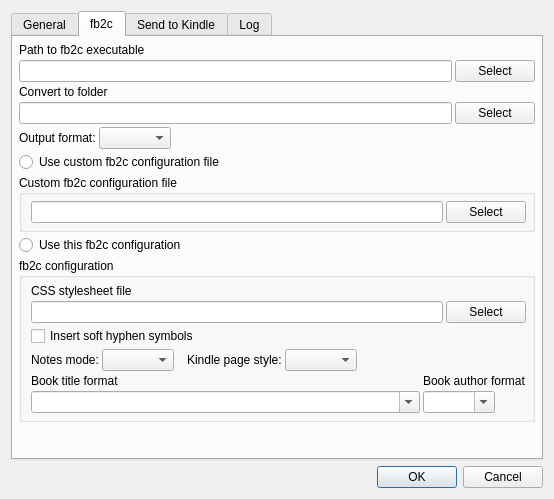
Qt form src/main/designer/preferencesdialog.ui (dnkorpushov/libro) before a commit.
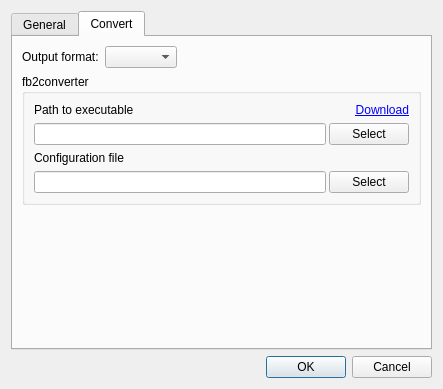
The same form after that commit. The open tabs and pages were chosen to show the change.

```diff
--- a/src/main/designer/preferencesdialog.ui
+++ b/src/main/designer/preferencesdialog.ui
@@ -6,15 +6,25 @@
    <rect>
     <x>0</x>
     <y>0</y>
-    <width>554</width>
-    <height>499</height>
+    <width>443</width>
+    <height>383</height>
    </rect>
   </property>
   <property name="windowTitle">
    <string>Preferences</string>
   </property>
   <layout class="QGridLayout" name="gridLayout_6">
-   <item row="0" column="0">
+   <item row="2" column="0">
+    <widget class="QDialogButtonBox" name="buttonBox">
+     <property name="orientation">
+      <enum>Qt::Horizontal</enum>
+     </property>
+     <property name="standardButtons">
+      <set>QDialogButtonBox::Cancel|QDialogButtonBox::Ok</set>
+     </property>
+    </widget>
+   </item>
+   <item row="1" column="0">
     <widget class="QTabWidget" name="tabWidget">
      <property name="currentIndex">
       <number>0</number>
@@ -24,6 +34,29 @@
        <string>General</string>
       </attribute>
       <layout class="QVBoxLayout" name="verticalLayout">
+       <item>
+        <widget class="QGroupBox" name="groupBox">
+         <property name="title">
+          <string>Reader device mountpoint</string>
+         </property>
+         <layout class="QVBoxLayout" name="verticalLayout_4">
+          <item>
+           <layout class="QHBoxLayout" name="horizontalLayout_7">
+            <item>
+             <widget class="QLineEdit" name="deviceMountpointEdit"/>
+            </item>
+            <item>
+             <widget class="QPushButton" name="deviceMountpointSelectButton">
+              <property name="text">
+               <string>Select</string>
+              </property>
+             </widget>
+            </item>
+           </layout>
+          </item>
+         </layout>
+        </widget>
+       </item>
        <item>
         <widget class="QGroupBox" name="libroModeGroup">
          <property name="enabled">
@@ -32,35 +65,24 @@
          <property name="title">
           <string>Libro mode</string>
          </property>
-         <layout class="QVBoxLayout" name="verticalLayout_2">
-          <property name="spacing">
-           <number>10</number>
-          </property>
-          <property name="leftMargin">
-           <number>10</number>
-          </property>
-          <property name="topMargin">
-           <number>10</number>
-          </property>
-          <property name="rightMargin">
-           <number>10</number>
-          </property>
-          <property name="bottomMargin">
-           <number>10</number>
-          </property>
-          <item>
-           <widget class="QRadioButton" name="converterModeRadio">
-            <property name="text">
-             <string>Converter</string>
-            </property>
-           </widget>
-          </item>
-          <item>
-           <widget class="QRadioButton" name="libraryModeRadio">
-            <property name="text">
-             <string>Library manager</string>
-            </property>
-           </widget>
+         <layout class="QGridLayout" name="gridLayout_5">
+          <item row="0" column="0">
+           <layout class="QHBoxLayout" name="horizontalLayout_8">
+            <item>
+             <widget class="QRadioButton" name="converterModeRadio">
+              <property name="text">
+               <string>Converter</string>
+              </property>
+             </widget>
+            </item>
+            <item>
+             <widget class="QRadioButton" name="libraryModeRadio">
+              <property name="text">
+               <string>Library manager</string>
+              </property>
+             </widget>
+            </item>
+           </layout>
           </item>
          </layout>
         </widget>
@@ -134,36 +156,6 @@
          </layout>
         </widget>
        </item>
-       <item>
-        <widget class="QGroupBox" name="groupBox">
-         <property name="title">
-          <string>Reader device</string>
-         </property>
-         <layout class="QVBoxLayout" name="verticalLayout_4">
-          <item>
-           <widget class="QLabel" name="label_18">
-            <property name="text">
-             <string>Device mountpoint</string>
-            </property>
-           </widget>
-          </item>
-          <item>
-           <layout class="QHBoxLayout" name="horizontalLayout_7">
-            <item>
-             <widget class="QLineEdit" name="deviceMountpointEdit"/>
-            </item>
-            <item>
-             <widget class="QPushButton" name="deviceMountpointSelectButton">
-              <property name="text">
-               <string>Select</string>
-              </property>
-             </widget>
-            </item>
-           </layout>
-          </item>
-         </layout>
-        </widget>
-       </item>
        <item>
         <spacer name="verticalSpacer">
          <property name="orientation">
@@ -181,72 +173,9 @@
      </widget>
      <widget class="QWidget" name="tabFb2c">
       <attribute name="title">
-       <string>fb2c</string>
+       <string>Convert</string>
       </attribute>
-      <layout class="QVBoxLayout" name="verticalLayout_9">
-       <property name="spacing">
-        <number>3</number>
-       </property>
-       <property name="leftMargin">
-        <number>6</number>
-       </property>
-       <property name="topMargin">
-        <number>6</number>
-       </property>
-       <property name="rightMargin">
-        <number>6</number>
-       </property>
-       <property name="bottomMargin">
-        <number>6</number>
-       </property>
-       <item>
-        <widget class="QLabel" name="label_3">
-         <property name="text">
-          <string>Path to fb2c executable</string>
-         </property>
-        </widget>
-       </item>
-       <item>
-        <layout class="QHBoxLayout" name="horizontalLayout_3">
-         <property name="spacing">
-          <number>3</number>
-         </property>
-         <item>
-          <widget class="QLineEdit" name="converterPathEdit"/>
-         </item>
-         <item>
-          <widget class="QPushButton" name="converterPathSelectButton">
-           <property name="text">
-            <string>Select</string>
-           </property>
-          </widget>
-         </item>
-        </layout>
-       </item>
-       <item>
-        <widget class="QLabel" name="label_4">
-         <property name="text">
-          <string>Convert to folder</string>
-         </property>
-        </widget>
-       </item>
-       <item>
-        <layout class="QHBoxLayout" name="horizontalLayout_6">
-         <property name="spacing">
-          <number>3</number>
-         </property>
-         <item>
-          <widget class="QLineEdit" name="convertToFolderEdit"/>
-         </item>
-         <item>
-          <widget class="QPushButton" name="convertToFolderSelectButton">
-           <property name="text">
-            <string>Select</string>
-           </property>
-          </widget>
-         </item>
-        </layout>
-       </item>
+      <layout class="QVBoxLayout" name="verticalLayout_5">
        <item>
         <layout class="QHBoxLayout" name="horizontalLayout_5">
          <item>
@@ -275,92 +204,45 @@
         </layout>
        </item>
        <item>
-        <widget class="QRadioButton" name="useCustomConfigRadio">
-         <property name="text">
-          <string>Use custom fb2c configuration file</string>
-         </property>
-        </widget>
-       </item>
-       <item>
-        <widget class="QGroupBox" name="customConfigGroup">
+        <widget class="QGroupBox" name="groupBox_2">
          <property name="title">
-          <string>Custom fb2c configuration file</string>
+          <string>fb2converter</string>
          </property>
-         <layout class="QVBoxLayout" name="verticalLayout_6">
-          <property name="spacing">
-           <number>3</number>
-          </property>
-          <property name="topMargin">
-           <number>6</number>
-          </property>
-          <property name="rightMargin">
-           <number>6</number>
-          </property>
-          <property name="bottomMargin">
-           <number>6</number>
-          </property>
-          <item>
-           <layout class="QHBoxLayout" name="horizontalLayout_2">
-            <property name="spacing">
-             <number>3</number>
-            </property>
-            <item>
-             <widget class="QLineEdit" name="configFileEdit"/>
-            </item>
-            <item>
-             <widget class="QPushButton" name="configFileSelectButton">
-              <property name="text">
-               <string>Select</string>
-              </property>
-             </widget>
-            </item>
-           </layout>
-          </item>
-         </layout>
-        </widget>
-       </item>
-       <item>
-        <widget class="QRadioButton" name="useDefaultConfigRadio">
-         <property name="text">
-          <string>Use this fb2c configuration</string>
-         </property>
-        </widget>
-       </item>
-       <item>
-        <widget class="QGroupBox" name="configGroup">
-         <property name="title">
-          <string>fb2c configuration</string>
-         </property>
-         <layout class="QVBoxLayout" name="verticalLayout_5">
-          <property name="spacing">
-           <number>3</number>
-          </property>
-          <property name="topMargin">
-           <number>6</number>
-          </property>
-          <property name="rightMargin">
-           <number>6</number>
-          </property>
-          <property name="bottomMargin">
-           <number>6</number>
-          </property>
-          <item>
-           <widget class="QLabel" name="label_5">
-            <property name="text">
-             <string>CSS stylesheet file</string>
-            </property>
-           </widget>
-          </item>
+         <layout class="QVBoxLayout" name="verticalLayout_2">
           <item>
            <layout class="QHBoxLayout" name="horizontalLayout_4">
+            <item>
+             <widget class="QLabel" name="label_3">
+              <property name="text">
+               <string>Path to executable</string>
+              </property>
+             </widget>
+            </item>
+            <item>
+             <widget class="QLabel" name="label_5">
+              <property name="text">
+               <string>&lt;a href=&quot;https://github.com/rupor-github/fb2converter/releases/latest&quot;&gt;Download&lt;/a&gt;</string>
+              </property>
+              <property name="alignment">
+               <set>Qt::AlignRight|Qt::AlignTrailing|Qt::AlignVCenter</set>
+              </property>
+              <property name="openExternalLinks">
+               <bool>true</bool>
+              </property>
+             </widget>
+            </item>
+           </layout>
+          </item>
+          <item>
+           <layout class="QHBoxLayout" name="horizontalLayout_3">
             <property name="spacing">
              <number>3</number>
             </property>
             <item>
-             <widget class="QLineEdit" name="stylesheetFileEdit"/>
+             <widget class="QLineEdit" name="converterPathEdit"/>
             </item>
             <item>
-             <widget class="QPushButton" name="stylesheetFileSelectButton">
+             <widget class="QPushButton" name="converterPathSelectButton">
               <property name="text">
                <string>Select</string>
               </property>
@@ -369,112 +251,24 @@
            </layout>
           </item>
           <item>
-           <widget class="QCheckBox" name="insertHyphenCheck">
+           <widget class="QLabel" name="label_4">
             <property name="text">
-             <string>Insert soft hyphen symbols</string>
+             <string>Configuration file</string>
             </property>
            </widget>
           </item>
           <item>
-           <layout class="QGridLayout" name="gridLayout_2">
-            <item row="0" column="1">
-             <widget class="QComboBox" name="notesModeCombo">
-              <property name="sizePolicy">
-               <sizepolicy hsizetype="Fixed" vsizetype="Fixed">
-                <horstretch>0</horstretch>
-                <verstretch>0</verstretch>
-               </sizepolicy>
-              </property>
-             </widget>
+           <layout class="QHBoxLayout" name="horizontalLayout_2">
+            <property name="spacing">
+             <number>3</number>
+            </property>
+            <item>
+             <widget class="QLineEdit" name="converterConfigEdit"/>
             </item>
-            <item row="0" column="4">
-             <widget class="QComboBox" name="apnxStyleCombo">
-              <property name="sizePolicy">
-               <sizepolicy hsizetype="Fixed" vsizetype="Fixed">
-                <horstretch>0</horstretch>
-                <verstretch>0</verstretch>
-               </sizepolicy>
-              </property>
-             </widget>
-            </item>
-            <item row="0" column="0">
-             <widget class="QLabel" name="label_6">
+            <item>
+             <widget class="QPushButton" name="converterConfigSelectButton">
               <property name="text">
-               <string>Notes mode:</string>
-              </property>
-             </widget>
-            </item>
-            <item row="0" column="5">
-             <spacer name="horizontalSpacer">
-              <property name="orientation">
-               <enum>Qt::Horizontal</enum>
-              </property>
-              <property name="sizeHint" stdset="0">
-               <size>
-                <width>40</width>
-                <height>20</height>
-               </size>
-              </property>
-             </spacer>
-            </item>
-            <item row="0" column="3">
-             <widget class="QLabel" name="label_7">
-              <property name="text">
-               <string>Kindle page style:</string>
-              </property>
-             </widget>
-            </item>
-            <item row="0" column="2">
-             <spacer name="horizontalSpacer_3">
-              <property name="orientation">
-               <enum>Qt::Horizontal</enum>
-              </property>
-              <property name="sizeType">
-               <enum>QSizePolicy::Fixed</enum>
-              </property>
-              <property name="sizeHint" stdset="0">
-               <size>
-                <width>10</width>
-                <height>20</height>
-               </size>
-              </property>
-             </spacer>
-            </item>
-           </layout>
-          </item>
-          <item>
-           <layout class="QGridLayout" name="gridLayout">
-            <item row="0" column="0">
-             <widget class="QLabel" name="label_8">
-              <property name="text">
-               <string>Book title format</string>
-              </property>
-             </widget>
-            </item>
-            <item row="0" column="1">
-             <widget class="QLabel" name="label_9">
-              <property name="text">
-               <string>Book author format</string>
-              </property>
-             </widget>
-            </item>
-            <item row="1" column="0">
-             <widget class="QComboBox" name="titleFormatEdit">
-              <property name="editable">
-               <bool>true</bool>
-              </property>
-             </widget>
-            </item>
-            <item row="1" column="1">
-             <widget class="QComboBox" name="authorFormatEdit">
-              <property name="sizePolicy">
-               <sizepolicy hsizetype="Fixed" vsizetype="Fixed">
-                <horstretch>0</horstretch>
-                <verstretch>0</verstretch>
-               </sizepolicy>
-              </property>
-              <property name="editable">
-               <bool>true</bool>
+               <string>Select</string>
               </property>
              </widget>
             </item>
@@ -498,168 +292,6 @@
        </item>
       </layout>
      </widget>
-     <widget class="QWidget" name="tabStk">
-      <attribute name="title">
-       <string>Send to Kindle</string>
-      </attribute>
-      <layout class="QVBoxLayout" name="verticalLayout_7">
-       <item>
-        <layout class="QGridLayout" name="gridLayout_3">
-         <item row="0" column="0">
-          <widget class="QLabel" name="label_10">
-           <property name="text">
-            <string>SMTP Server</string>
-           </property>
-          </widget>
-         </item>
-         <item row="0" column="1">
-          <widget class="QLabel" name="label_11">
-           <property name="text">
-            <string>SMTP Port</string>
-           </property>
-          </widget>
-         </item>
-         <item row="1" column="0">
-          <widget class="QLineEdit" name="serverEdit"/>
-         </item>
-         <item row="1" column="1">
-          <widget class="QLineEdit" name="portEdit">
-           <property name="sizePolicy">
-            <sizepolicy hsizetype="Fixed" vsizetype="Fixed">
-             <horstretch>0</horstretch>
-             <verstretch>0</verstretch>
-            </sizepolicy>
-           </property>
-          </widget>
-         </item>
-        </layout>
-       </item>
-       <item>
-        <widget class="QLabel" name="label_19">
-         <property name="text">
-          <string>SMTP User</string>
-         </property>
-        </widget>
-       </item>
-       <item>
-        <widget class="QLineEdit" name="userEdit"/>
-       </item>
-       <item>
-        <widget class="QLabel" name="label_14">
-         <property name="text">
-          <string>SMTP Password</string>
-         </property>
-        </widget>
-       </item>
-       <item>
-        <widget class="QLineEdit" name="passwordEdit">
-         <property name="echoMode">
-          <enum>QLineEdit::PasswordEchoOnEdit</enum>
-         </property>
-        </widget>
-       </item>
-       <item>
-        <widget class="QLabel" name="label_12">
-         <property name="text">
-          <string>From email</string>
-         </property>
-        </widget>
-       </item>
-       <item>
-        <widget class="QLineEdit" name="fromEmailEdit"/>
-       </item>
-       <item>
-        <widget class="QLabel" name="label_13">
-         <property name="text">
-          <string>To (Kindle device) email</string>
-         </property>
-        </widget>
-       </item>
-       <item>
-        <widget class="QLineEdit" name="toEmailEdit"/>
-       </item>
-       <item>
-        <spacer name="verticalSpacer_3">
-         <property name="orientation">
-          <enum>Qt::Vertical</enum>
-         </property>
-         <property name="sizeHint" stdset="0">
-          <size>
-           <width>20</width>
-           <height>221</height>
-          </size>
-         </property>
-        </spacer>
-       </item>
-      </layout>
-     </widget>
-     <widget class="QWidget" name="tabLog">
-      <attribute name="title">
-       <string>Log</string>
-      </attribute>
-      <layout class="QVBoxLayout" name="verticalLayout_8">
-       <item>
-        <layout class="QGridLayout" name="gridLayout_4">
-         <item row="0" column="0">
-          <widget class="QLabel" name="label_15">
-           <property name="text">
-            <string>Log level:</string>
-           </property>
-          </widget>
-         </item>
-         <item row="1" column="1">
-          <widget class="QComboBox" name="logModeCombo"/>
-         </item>
-         <item row="1" column="0">
-          <widget class="QLabel" name="label_16">
-           <property name="text">
-            <string>Log file mode:</string>
-           </property>
-          </widget>
-         </item>
-         <item row="0" column="1">
-          <widget class="QComboBox" name="logLevelCombo"/>
-         </item>
-         <item row="0" column="2">
-          <spacer name="horizontalSpacer_2">
-           <property name="orientation">
-            <enum>Qt::Horizontal</enum>
-           </property>
-           <property name="sizeHint" stdset="0">
-            <size>
-             <width>40</width>
-             <height>20</height>
-            </size>
-           </property>
-          </spacer>
-         </item>
-        </layout>
-       </item>
-       <item>
-        <spacer name="verticalSpacer_4">
-         <property name="orientation">
-          <enum>Qt::Vertical</enum>
-         </property>
-         <property name="sizeHint" stdset="0">
-          <size>
-           <width>20</width>
-           <height>349</height>
-          </size>
-         </property>
-        </spacer>
-       </item>
-      </layout>
-     </widget>
-    </widget>
-   </item>
-   <item row="1" column="0">
-    <widget class="QDialogButtonBox" name="buttonBox">
-     <property name="orientation">
-      <enum>Qt::Horizontal</enum>
-     </property>
-     <property name="standardButtons">
-      <set>QDialogButtonBox::Cancel|QDialogButtonBox::Ok</set>
-     </property>
     </widget>
    </item>
   </layout>
```
Left out of the diff: 66 changed lines with no effect on the pictures.
